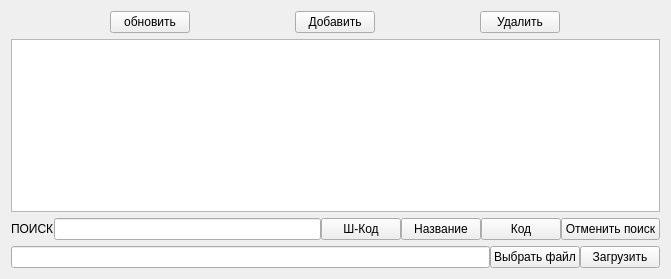
Qt form good_input.ui (shmuft/goods) before a commit.
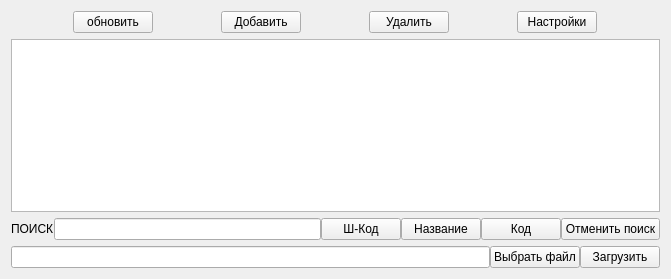
The same form after that commit.

Diff of the .ui file:
```diff
--- a/good_input.ui
+++ b/good_input.ui
@@ -186,6 +186,19 @@
        </property>
       </widget>
      </item>
+     <item>
+      <widget class="QPushButton" name="settings">
+       <property name="sizePolicy">
+        <sizepolicy hsizetype="Fixed" vsizetype="Fixed">
+         <horstretch>0</horstretch>
+         <verstretch>0</verstretch>
+        </sizepolicy>
+       </property>
+       <property name="text">
+        <string>Настройки</string>
+       </property>
+      </widget>
+     </item>
     </layout>
    </item>
   </layout>
```
